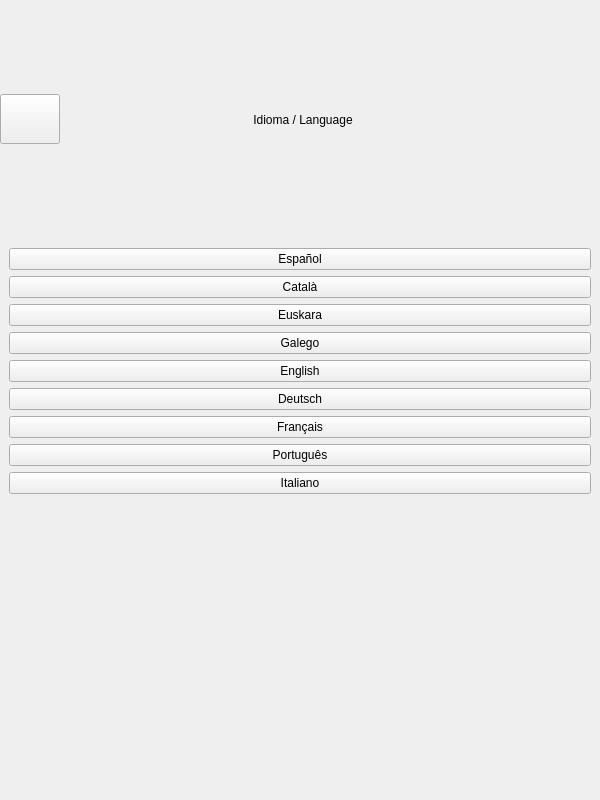
This is bqWizard/ui/WizardLanguage.ui in bq/cervantes as Qt 5 draws it before an edit. The edited form follows.
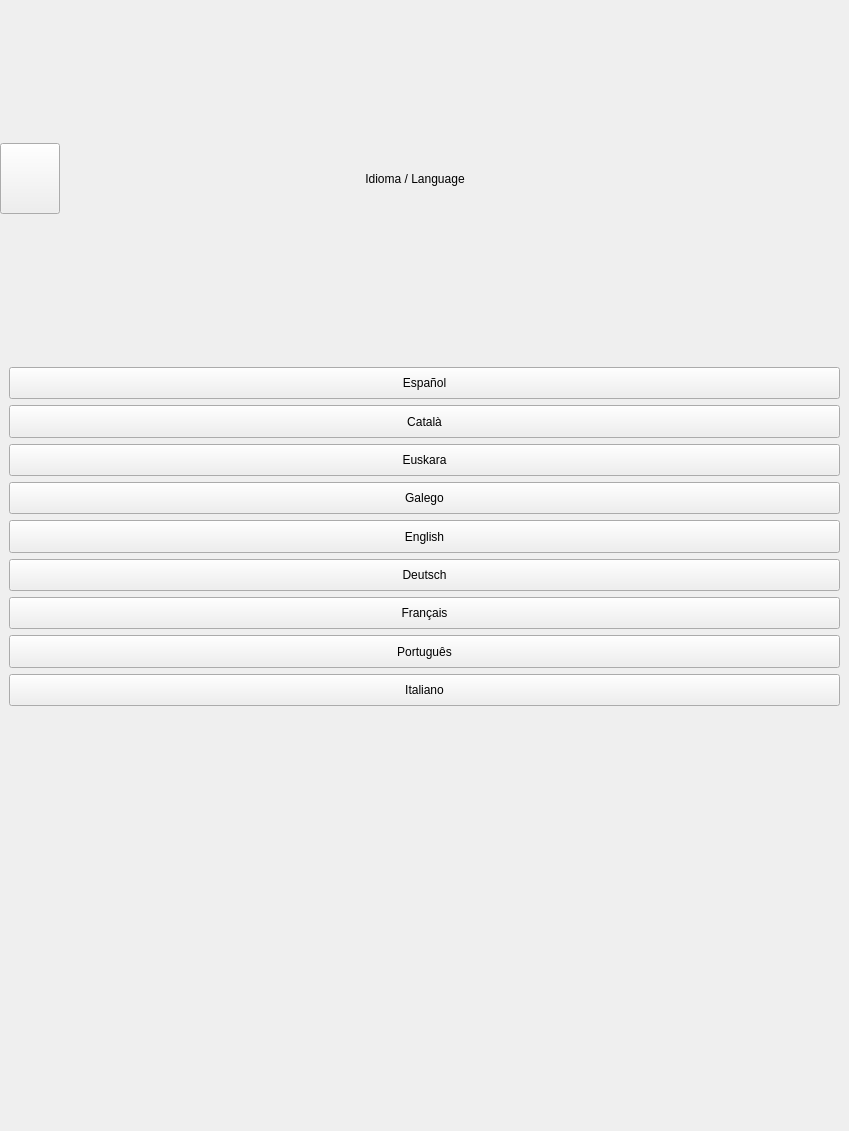
This is the edited form.

The edit to the form file:
```diff
--- a/bqWizard/ui/WizardLanguage.ui
+++ b/bqWizard/ui/WizardLanguage.ui
@@ -6,8 +6,8 @@
    <rect>
     <x>0</x>
     <y>0</y>
-    <width>600</width>
-    <height>800</height>
+    <width>849</width>
+    <height>1131</height>
    </rect>
   </property>
   <property name="sizePolicy">
@@ -18,14 +18,14 @@
   </property>
   <property name="minimumSize">
    <size>
-    <width>600</width>
-    <height>800</height>
+    <width>0</width>
+    <height>0</height>
    </size>
   </property>
   <property name="maximumSize">
    <size>
-    <width>600</width>
-    <height>800</height>
+    <width>849</width>
+    <height>1131</height>
    </size>
   </property>
   <property name="focusPolicy">
@@ -75,8 +75,8 @@
         </property>
         <property name="maximumSize">
          <size>
-          <width>60</width>
-          <height>50</height>
+          <width>85</width>
+          <height>71</height>
          </size>
         </property>
         <property name="styleSheet">
@@ -103,8 +103,8 @@
         </property>
         <property name="maximumSize">
          <size>
-          <width>10000</width>
-          <height>35</height>
+          <width>14142</width>
+          <height>49</height>
          </size>
         </property>
         <property name="text">
@@ -125,8 +125,8 @@
         </property>
         <property name="sizeHint" stdset="0">
          <size>
-          <width>60</width>
-          <height>20</height>
+          <width>85</width>
+          <height>28</height>
          </size>
         </property>
        </spacer>
@@ -364,8 +364,8 @@
      </property>
      <property name="sizeHint" stdset="0">
       <size>
-       <width>20</width>
-       <height>287</height>
+       <width>28</width>
+       <height>406</height>
       </size>
      </property>
     </spacer>
```
Left out of the diff: 18 changed lines with no effect on the pictures. Lines whose indentation alone changed are shown as unchanged.
